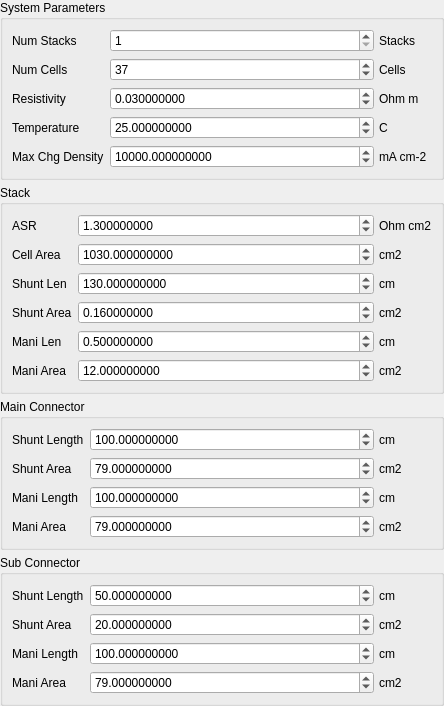
This is app/src/view/shuntcur/shuntcursimesiposconfigpanel.ui in daitenshionyan/vrfbcalc-cpp as Qt 5 draws it before an edit. The edited form follows.
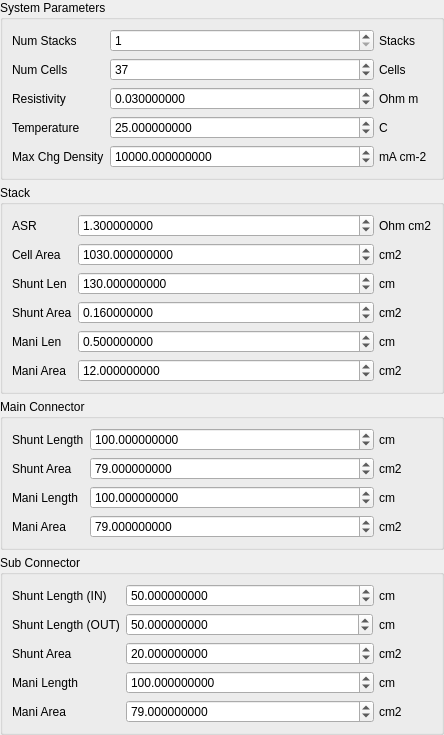
This is the edited form.

Commit message:
Add separate fields
For inlet and outlet shunt lengths.

The edit to the form file:
```diff
--- a/app/src/view/shuntcur/shuntcursimesiposconfigpanel.ui
+++ b/app/src/view/shuntcur/shuntcursimesiposconfigpanel.ui
@@ -968,7 +968,7 @@
       <item row="0" column="0">
        <widget class="QLabel" name="connShuntLenLabel">
         <property name="text">
-         <string>Shunt Length</string>
+         <string>Shunt Length (IN)</string>
         </property>
        </widget>
       </item>
@@ -1025,14 +1025,14 @@
         </layout>
        </widget>
       </item>
-      <item row="1" column="0">
+      <item row="2" column="0">
        <widget class="QLabel" name="connShuntAreaLabel">
         <property name="text">
          <string>Shunt Area</string>
         </property>
        </widget>
       </item>
-      <item row="1" column="1">
+      <item row="2" column="1">
        <widget class="QWidget" name="connShuntAreaBox" native="true">
         <layout class="QHBoxLayout" name="horizontalLayout_10">
          <property name="spacing">
@@ -1085,14 +1085,14 @@
         </layout>
        </widget>
       </item>
-      <item row="2" column="0">
+      <item row="3" column="0">
        <widget class="QLabel" name="connManiLenLabel">
         <property name="text">
          <string>Mani Length</string>
         </property>
        </widget>
       </item>
-      <item row="2" column="1">
+      <item row="3" column="1">
        <widget class="QWidget" name="connManiLenBox" native="true">
         <layout class="QHBoxLayout" name="horizontalLayout_11">
          <property name="spacing">
@@ -1145,14 +1145,14 @@
         </layout>
        </widget>
       </item>
-      <item row="3" column="0">
+      <item row="4" column="0">
        <widget class="QLabel" name="connManiAreaLabel">
         <property name="text">
          <string>Mani Area</string>
         </property>
        </widget>
       </item>
-      <item row="3" column="1">
+      <item row="4" column="1">
        <widget class="QWidget" name="connManiAreaBox" native="true">
         <layout class="QHBoxLayout" name="horizontalLayout_12">
          <property name="spacing">
@@ -1205,6 +1205,57 @@
         </layout>
        </widget>
       </item>
+      <item row="1" column="0">
+       <widget class="QLabel" name="connShuntLenOutLabel">
+        <property name="text">
+         <string>Shunt Length (OUT)</string>
+        </property>
+       </widget>
+      </item>
+      <item row="1" column="1">
+       <widget class="QWidget" name="connShuntLenOutBox" native="true">
+        <layout class="QHBoxLayout" name="horizontalLayout">
+         <property name="leftMargin">
+          <number>0</number>
+         </property>
+         <property name="topMargin">
+          <number>0</number>
+         </property>
+         <property name="rightMargin">
+          <number>0</number>
+         </property>
+         <property name="bottomMargin">
+          <number>0</number>
+         </property>
+         <item>
+          <widget class="QDoubleSpinBox" name="connShuntLenOutField">
+           <property name="decimals">
+            <number>9</number>
+           </property>
+           <property name="maximum">
+            <double>9999999999.000000000000000</double>
+           </property>
+           <property name="value">
+            <double>50.000000000000000</double>
+           </property>
+          </widget>
+         </item>
+         <item>
+          <widget class="QLabel" name="connShuntLenOutUnitLabel">
+           <property name="maximumSize">
+            <size>
+             <width>53</width>
+             <height>16777215</height>
+            </size>
+           </property>
+           <property name="text">
+            <string>cm</string>
+           </property>
+          </widget>
+         </item>
+        </layout>
+       </widget>
+      </item>
      </layout>
     </widget>
    </item>
```
Left out of the diff: 8 changed lines with no effect on the pictures. The commit also changes 1 other file.
